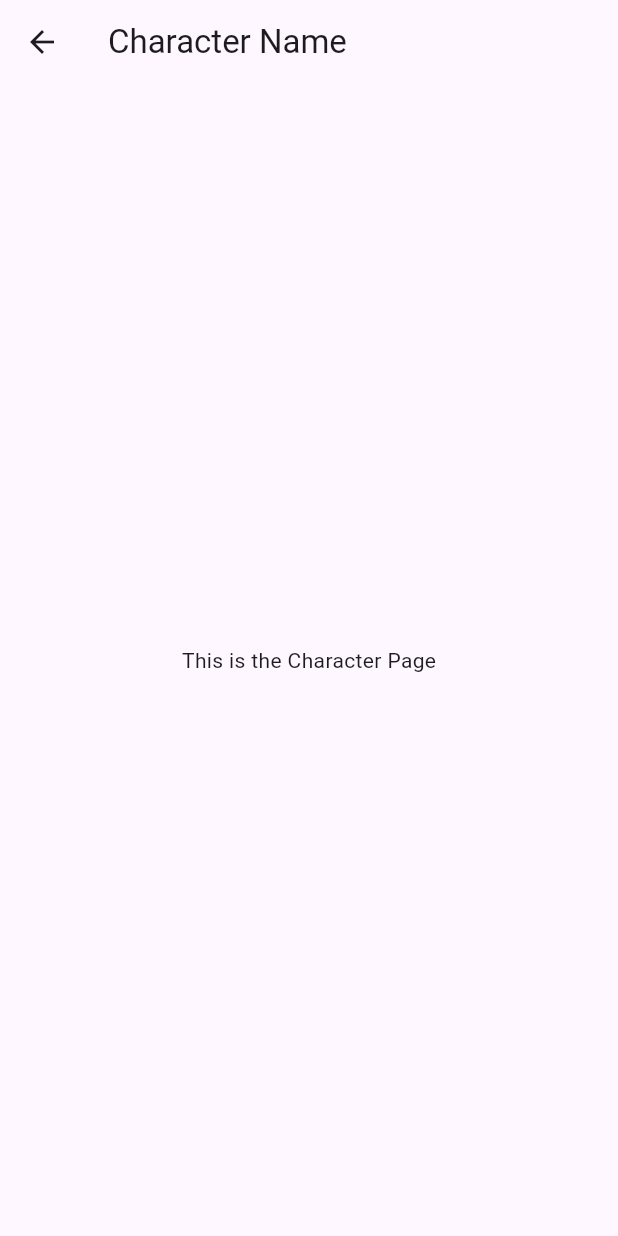
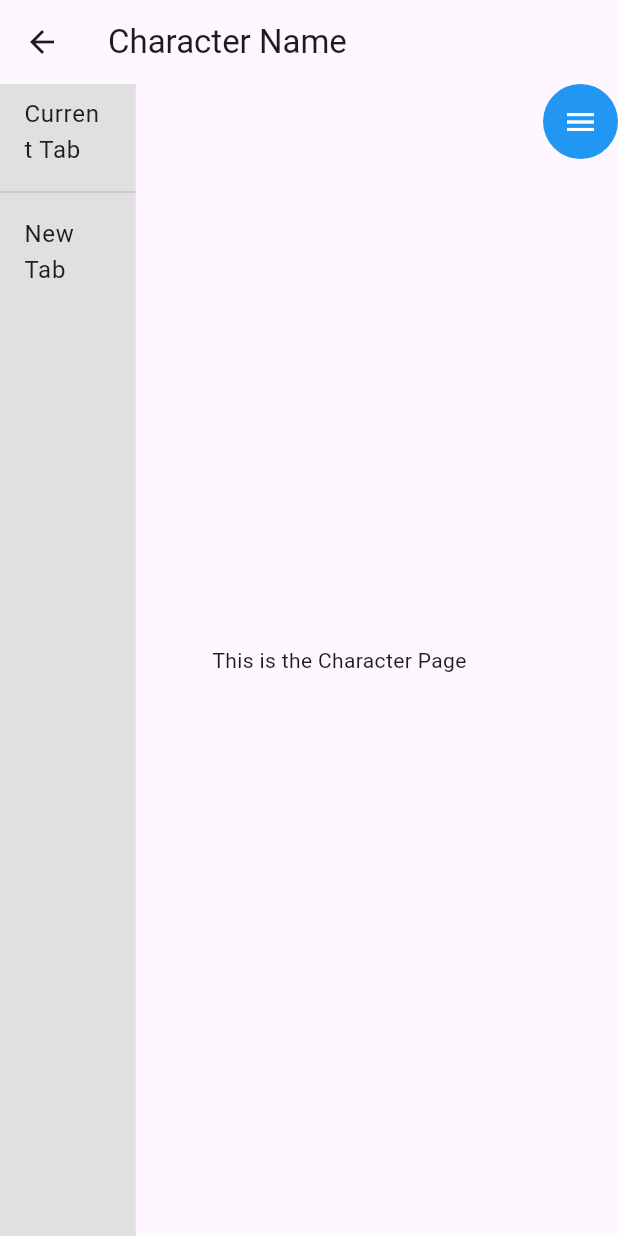
Before and after one commit to Jhutchinson98/HCI_Project, a Flutter app: the CharacterPage screen opened directly, on a phone screen of 412 x 824 dp. Run offline on Flutter 3.47's test engine with Material 3 defaults, Android fonts, the phone set to English and light mode, and no system bars.

Commit message:
added additional character page feature prototypes

```diff
--- a/character_project/lib/characterpage.dart
+++ b/character_project/lib/characterpage.dart
@@ -9,8 +9,65 @@ class CharacterPage extends StatelessWidget {
       appBar: AppBar(
         title: Text('Character Name'),
       ),
-      body: Center(
-        child: Text('This is the Character Page'),
+      body: Row(
+        crossAxisAlignment: CrossAxisAlignment.start,
+        children: [
+          // Left side tabs
+          Expanded(
+            flex: 1,
+            child: Container(
+              color: Colors.grey[300],
+              child: Column(
+                crossAxisAlignment: CrossAxisAlignment.start,
+                children: [
+                  ListTile(
+                    title: Text('Current Tab'),
+                    onTap: () {
+                      // TODO: change display to selected tab.
+                    },
+                  ),
+                  Divider(),
+                  ListTile(
+                    title: Text('New Tab'),
+                    onTap: () {
+                      // TODO: Create new tab, move lower by 1.
+                    },
+                  ),
+                ],
+              ),
+            ),
+          ),
+          // Central content area
+          Expanded(
+            flex: 3,
+            child: Center(
+              child: Text('This is the Character Page'),
+            ),
+          ),
+
+          // Circle widget (TODO: move to bottom right)
+          Positioned(
+            bottom: 20,
+            right: 20,
+            child: GestureDetector(
+              onTap: () {
+                // TODO: Expand right side menu
+              },
+              child: Container(
+                width: 50,
+                height: 50,
+                decoration: BoxDecoration(
+                  color: Colors.blue,
+                  shape: BoxShape.circle,
+                ),
+                child: Icon(
+                  Icons.menu,
+                  color: Colors.white,
+                ),
+              ),
+            ),
+          ),
+        ],
       ),
     );
   }
```
